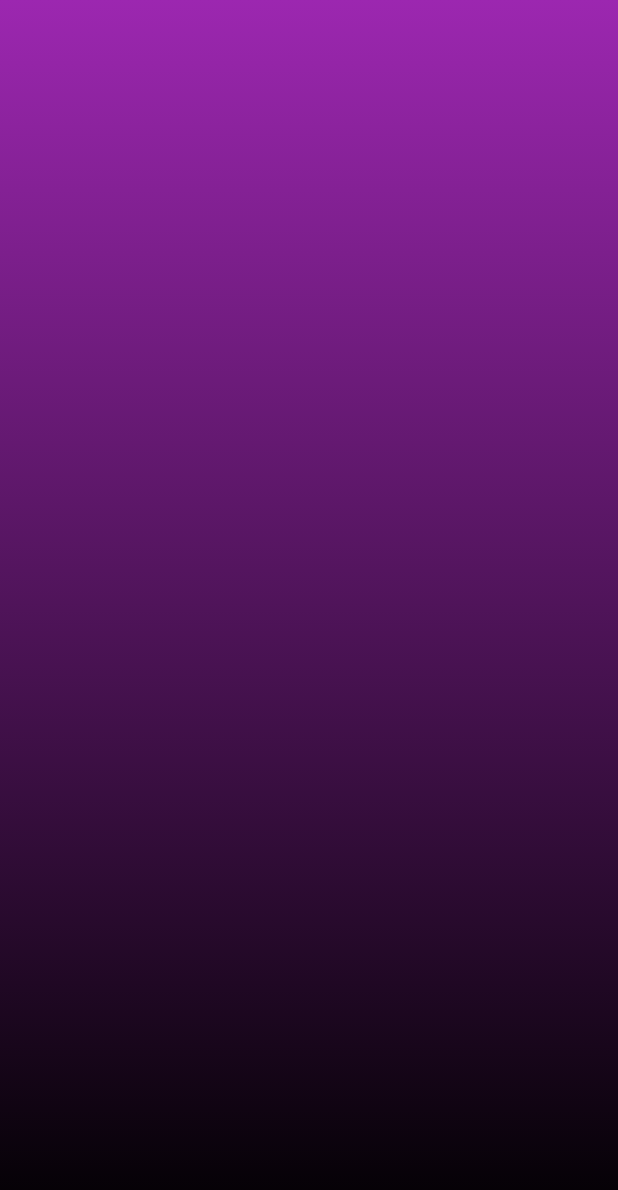
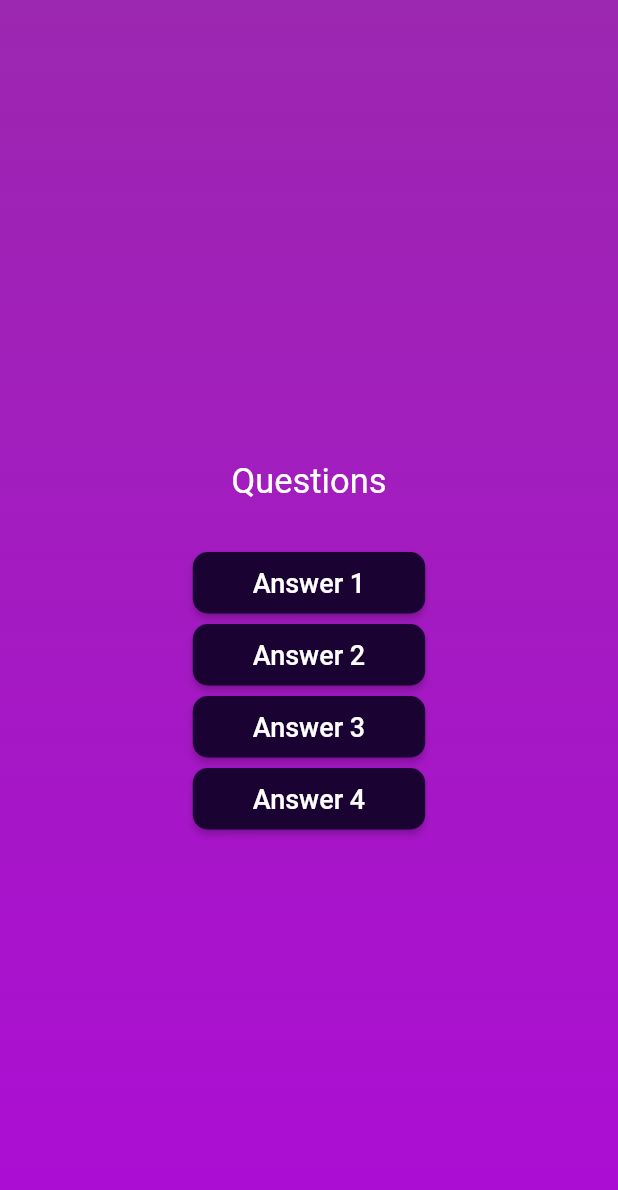
Before and after one commit to jonmersha/QA, a Flutter app: the screen it shows after launch, after a tap on "Strat Quize", on a phone screen of 412 x 824 dp. Shown: the top 1190 px of the screen. Run offline on Flutter 3.47's test engine with Material 2 defaults, Android fonts, the phone set to English and light mode, and no system bars.

Commit message:
quations

```diff
--- /dev/null
+++ b/lib/data/quations.dart
@@ -0,0 +1,14 @@
+import 'package:quize_app/model/quiz_question.dart';
+
+const quations = [
+  QuizQuestion('what are the main buldign blocks of Flutters UIs',
+      ['Widget', 'componenets', 'blocks', 'functions']),
+  QuizQuestion('what are the main buldign blocks of Flutters UIs',
+      ['Widget', 'componenets', 'blocks', 'functions']),
+  QuizQuestion('what are the main buldign blocks of Flutters UIs',
+      ['Widget', 'componenets', 'blocks', 'functions']),
+  QuizQuestion('what are the main buldign blocks of Flutters UIs',
+      ['Widget', 'componenets', 'blocks', 'functions']),
+  QuizQuestion('what are the main buldign blocks of Flutters UIs',
+      ['Widget', 'componenets', 'blocks', 'functions']),
+];
--- /dev/null
+++ b/lib/model/quiz_question.dart
@@ -0,0 +1,5 @@
+class QuizQuestion {
+  const QuizQuestion(this.text, this.answers);
+  final String text;
+  final List<String> answers;
+}
--- a/lib/quation_screen.dart
+++ b/lib/quation_screen.dart
@@ -1,10 +1,41 @@
 import 'package:flutter/material.dart';
+import 'package:quize_app/widget/custom_elevated_button.dart';
 
 class QuationScreen extends StatelessWidget {
   const QuationScreen({super.key});
 
   @override
   Widget build(BuildContext context) {
-    return Container();
+    return SizedBox(
+      width: double.infinity,
+      child: Column(
+        mainAxisAlignment: MainAxisAlignment.center,
+        children: [
+          const SizedBox(
+            height: 40,
+          ),
+          const Text(
+            'Questions',
+            style: TextStyle(color: Colors.white, fontSize: 23),
+          ),
+          const SizedBox(
+            height: 30,
+          ),
+          CustomerElevatedButton(answer: 'Answer 1', onTap: () {}),
+          CustomerElevatedButton(
+            answer: 'Answer 2',
+            onTap: () {},
+          ),
+          CustomerElevatedButton(
+            answer: 'Answer 3',
+            onTap: () {},
+          ),
+          CustomerElevatedButton(
+            answer: 'Answer 4',
+            onTap: () {},
+          ),
+        ],
+      ),
+    );
   }
 }
--- a/lib/quiz.dart
+++ b/lib/quiz.dart
@@ -32,7 +32,7 @@ class _QuizState extends State<Quiz> {
         body: Container(
             decoration: const BoxDecoration(
               gradient: LinearGradient(
-                  colors: [Colors.purple, Colors.black],
+                  colors: [Colors.purple, Color.fromARGB(255, 172, 13, 212)],
                   begin: Alignment.topCenter,
                   end: Alignment.bottomCenter),
             ),
--- /dev/null
+++ b/lib/widget/custom_elevated_button.dart
@@ -0,0 +1,25 @@
+import 'package:flutter/material.dart';
+
+class CustomerElevatedButton extends StatelessWidget {
+  final String answer;
+  final void Function() onTap;
+  const CustomerElevatedButton(
+      {super.key, required this.answer, required this.onTap});
+
+  @override
+  Widget build(BuildContext context) {
+    return ElevatedButton(
+      onPressed: onTap,
+      style: ElevatedButton.styleFrom(
+          padding: EdgeInsets.symmetric(vertical: 10, horizontal: 40),
+          backgroundColor: Color.fromARGB(255, 26, 3, 51),
+          foregroundColor: Colors.white,
+          shape:
+              RoundedRectangleBorder(borderRadius: BorderRadius.circular(10))),
+      child: Text(
+        answer,
+        style: TextStyle(fontSize: 18),
+      ),
+    );
+  }
+}
```
